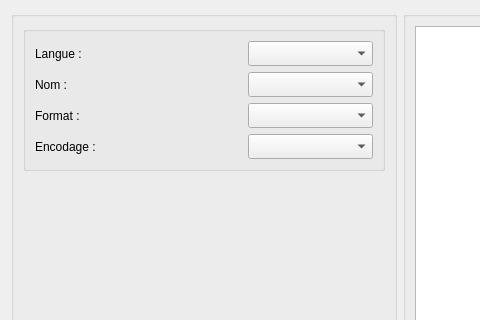
Qt form src/View/subtitlepane.ui (cinemaouvert/OCT) before a commit; both pictures show x 0 to 480 and y 0 to 320 of the 800 by 500 pixel window.
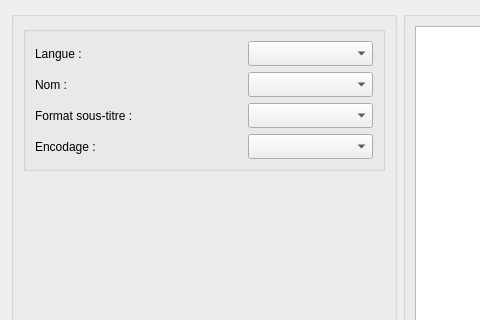
The same form after that commit.

The edit to the form file:
```diff
--- a/src/View/subtitlepane.ui
+++ b/src/View/subtitlepane.ui
@@ -117,7 +117,7 @@
            <item>
             <widget class="QLabel" name="label_Format">
              <property name="text">
-              <string>Format :</string>
+              <string>Format sous-titre :</string>
              </property>
             </widget>
            </item>
```
